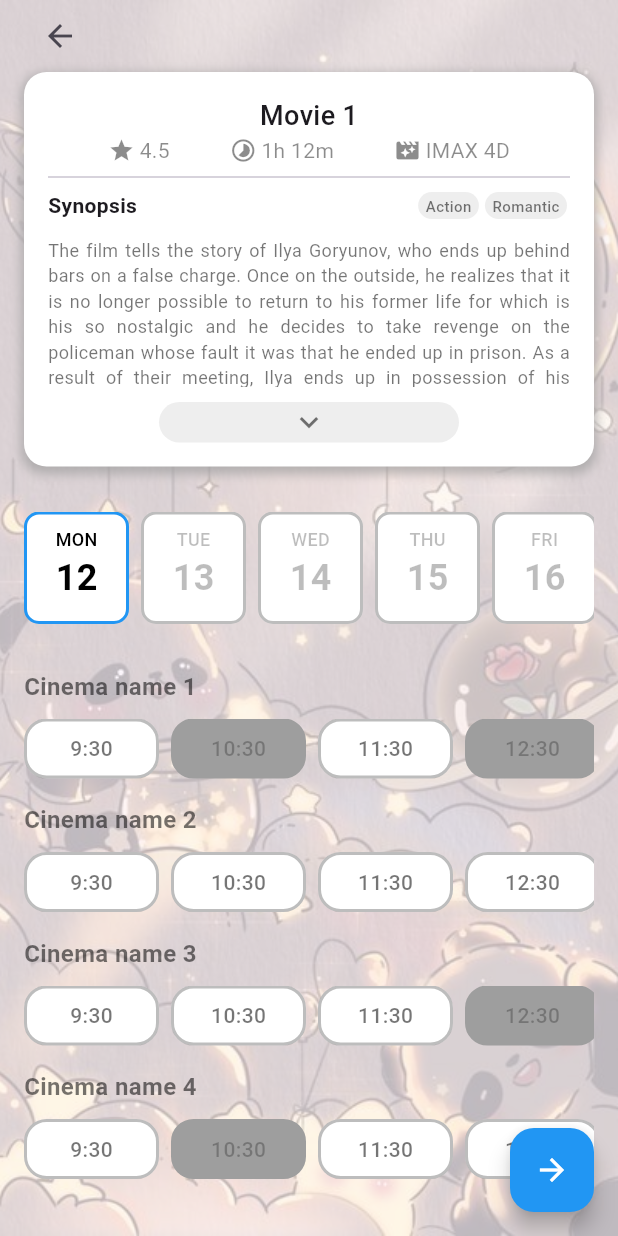
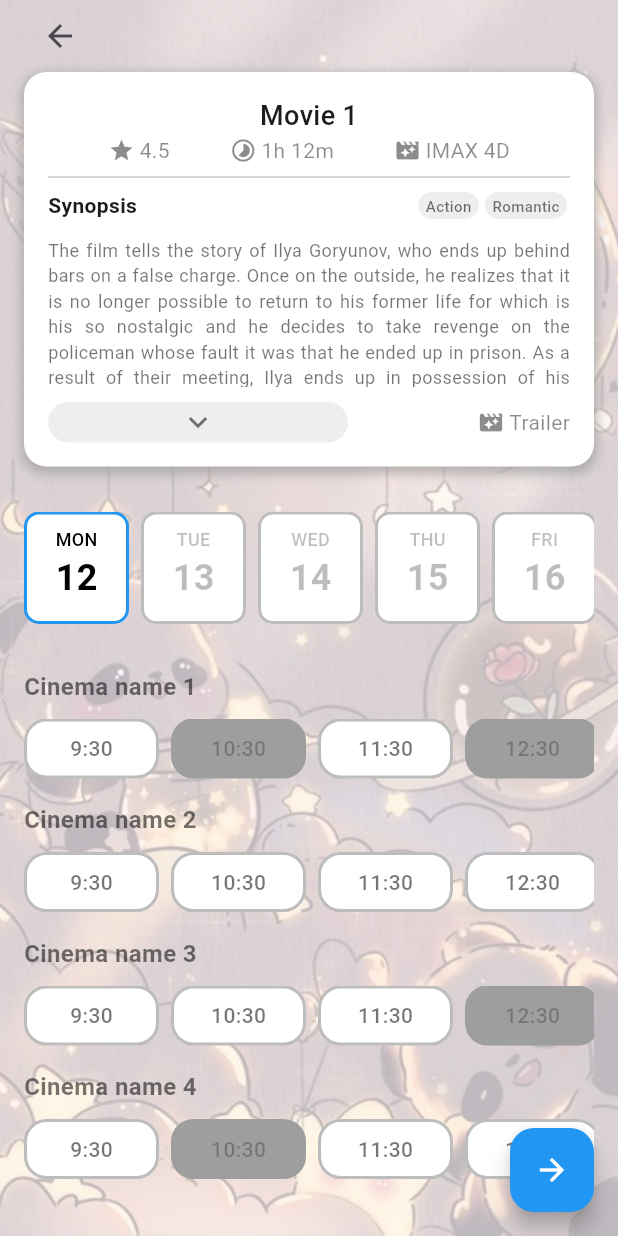
Before and after one commit to NTTVy03/MovieBooking, a Flutter app: the screen it shows once a user with an empty profile is signed in, after a tap on "Movie 1", on a phone screen of 412 x 824 dp. Run offline on Flutter 3.47's test engine with Material 3 defaults, Android fonts, the phone set to English and light mode, and no system bars; our stand-ins replace carousel_slider, firebase_auth, firebase_core, flutter_svg, youtube_player_flutter; missing offline and left inert: book_my_seat, material_text_fields; accounts and stored records are empty.

Commit message:
MoviePage - add trailer

```diff
--- a/lib/data/Globals.dart
+++ b/lib/data/Globals.dart
@@ -34,6 +34,7 @@ class GlobalsData {
       'synopsis':
           "The film tells the story of Ilya Goryunov, who ends up behind bars on a false charge. Once on the outside, he realizes that it is no longer possible to return to his former life for which is his so nostalgic and he decides to take revenge on the policeman whose fault it was that he ended up in prison. As a result of their meeting, Ilya ends up in possession of his enemy's smartphone and through a series of texts gradually takes his place",
       'tag': ['Action', 'Romantic'],
+      'trailer': "https://youtu.be/Yuy029-UlOE?si=1BGCRNkLCSzXTeRW",
     },
     {
       'id': 2,
@@ -45,6 +46,7 @@ class GlobalsData {
       'synopsis':
           "The film tells the story of Ilya Goryunov, who ends up behind bars on a false charge. Once on the outside, he realizes that it is no longer possible to return to his former life for which is his so nostalgic and he decides to take revenge on the policeman whose fault it was that he ended up in prison. As a result of their meeting, Ilya ends up in possession of his enemy's smartphone and through a series of texts gradually takes his place",
       'tag': ['Romantic', 'Adventure'],
+      'trailer': "https://youtu.be/Yuy029-UlOE?si=1BGCRNkLCSzXTeRW",
     },
     {
       'id': 3,
@@ -56,6 +58,7 @@ class GlobalsData {
       'synopsis':
           "The film tells the story of Ilya Goryunov, who ends up behind bars on a false charge. Once on the outside, he realizes that it is no longer possible to return to his former life for which is his so nostalgic and he decides to take revenge on the policeman whose fault it was that he ended up in prison. As a result of their meeting, Ilya ends up in possession of his enemy's smartphone and through a series of texts gradually takes his place",
       'tag': ['Action', 'Adventure'],
+      'trailer': "https://youtu.be/Yuy029-UlOE?si=1BGCRNkLCSzXTeRW",
     },
     {
       'id': 4,
@@ -67,6 +70,7 @@ class GlobalsData {
       'synopsis':
           "The film tells the story of Ilya Goryunov, who ends up behind bars on a false charge. Once on the outside, he realizes that it is no longer possible to return to his former life for which is his so nostalgic and he decides to take revenge on the policeman whose fault it was that he ended up in prison. As a result of their meeting, Ilya ends up in possession of his enemy's smartphone and through a series of texts gradually takes his place",
       'tag': ['Action', 'Romantic'],
+      'trailer': "https://youtu.be/Yuy029-UlOE?si=1BGCRNkLCSzXTeRW",
     },
     {
       'id': 5,
@@ -78,6 +82,7 @@ class GlobalsData {
       'synopsis':
           "The film tells the story of Ilya Goryunov, who ends up behind bars on a false charge. Once on the outside, he realizes that it is no longer possible to return to his former life for which is his so nostalgic and he decides to take revenge on the policeman whose fault it was that he ended up in prison. As a result of their meeting, Ilya ends up in possession of his enemy's smartphone and through a series of texts gradually takes his place",
       'tag': ['Romantic', 'Adventure'],
+      'trailer': "https://youtu.be/Yuy029-UlOE?si=1BGCRNkLCSzXTeRW",
     },
     {
       'id': 6,
@@ -89,6 +94,7 @@ class GlobalsData {
       'synopsis':
           "The film tells the story of Ilya Goryunov, who ends up behind bars on a false charge. Once on the outside, he realizes that it is no longer possible to return to his former life for which is his so nostalgic and he decides to take revenge on the policeman whose fault it was that he ended up in prison. As a result of their meeting, Ilya ends up in possession of his enemy's smartphone and through a series of texts gradually takes his place",
       'tag': ['Action', 'Romantic'],
+      'trailer': "https://youtu.be/Yuy029-UlOE?si=1BGCRNkLCSzXTeRW",
     },
     {
       'id': 7,
@@ -100,6 +106,7 @@ class GlobalsData {
       'synopsis':
           "The film tells the story of Ilya Goryunov, who ends up behind bars on a false charge. Once on the outside, he realizes that it is no longer possible to return to his former life for which is his so nostalgic and he decides to take revenge on the policeman whose fault it was that he ended up in prison. As a result of their meeting, Ilya ends up in possession of his enemy's smartphone and through a series of texts gradually takes his place",
       'tag': ['Action', 'Adventure'],
+      'trailer': "https://youtu.be/Yuy029-UlOE?si=1BGCRNkLCSzXTeRW",
     },
     {
       'id': 8,
@@ -111,6 +118,7 @@ class GlobalsData {
       'synopsis':
           "The film tells the story of Ilya Goryunov, who ends up behind bars on a false charge. Once on the outside, he realizes that it is no longer possible to return to his former life for which is his so nostalgic and he decides to take revenge on the policeman whose fault it was that he ended up in prison. As a result of their meeting, Ilya ends up in possession of his enemy's smartphone and through a series of texts gradually takes his place",
       'tag': ['Romantic', 'Adventure'],
+      'trailer': "https://youtu.be/Yuy029-UlOE?si=1BGCRNkLCSzXTeRW",
     },
     {
       'id': 9,
@@ -122,6 +130,7 @@ class GlobalsData {
       'synopsis':
           "The film tells the story of Ilya Goryunov, who ends up behind bars on a false charge. Once on the outside, he realizes that it is no longer possible to return to his former life for which is his so nostalgic and he decides to take revenge on the policeman whose fault it was that he ended up in prison. As a result of their meeting, Ilya ends up in possession of his enemy's smartphone and through a series of texts gradually takes his place",
       'tag': ['Action', 'Adventure'],
+      'trailer': "https://youtu.be/Yuy029-UlOE?si=1BGCRNkLCSzXTeRW",
     },
     {
       'id': 10,
@@ -133,6 +142,7 @@ class GlobalsData {
       'synopsis':
           "The film tells the story of Ilya Goryunov, who ends up behind bars on a false charge. Once on the outside, he realizes that it is no longer possible to return to his former life for which is his so nostalgic and he decides to take revenge on the policeman whose fault it was that he ended up in prison. As a result of their meeting, Ilya ends up in possession of his enemy's smartphone and through a series of texts gradually takes his place",
       'tag': ['Action', 'Adventure'],
+      'trailer': "https://youtu.be/Yuy029-UlOE?si=1BGCRNkLCSzXTeRW",
     },
     {
       'id': 11,
@@ -143,6 +153,7 @@ class GlobalsData {
       'quality': 'IMAX 2D',
       'synopsis':
           "The film tells the story of Ilya Goryunov, who ends up behind bars on a false charge. Once on the outside, he realizes that it is no longer possible to return to his former life for which is his so nostalgic and he decides to take revenge on the policeman whose fault it was that he ended up in prison. As a result of their meeting, Ilya ends up in possession of his enemy's smartphone and through a series of texts gradually takes his place",
+      'trailer': "https://youtu.be/Yuy029-UlOE?si=1BGCRNkLCSzXTeRW",
       'tag': ['Romantic', 'Adventure'],
     },
     {
@@ -155,6 +166,7 @@ class GlobalsData {
       'synopsis':
           "The film tells the story of Ilya Goryunov, who ends up behind bars on a false charge. Once on the outside, he realizes that it is no longer possible to return to his former life for which is his so nostalgic and he decides to take revenge on the policeman whose fault it was that he ended up in prison. As a result of their meeting, Ilya ends up in possession of his enemy's smartphone and through a series of texts gradually takes his place",
       'tag': ['Action', 'Cute'],
+      'trailer': "https://youtu.be/Yuy029-UlOE?si=1BGCRNkLCSzXTeRW",
     },
     {
       'id': 13,
@@ -166,6 +178,7 @@ class GlobalsData {
       'synopsis':
           "The film tells the story of Ilya Goryunov, who ends up behind bars on a false charge. Once on the outside, he realizes that it is no longer possible to return to his former life for which is his so nostalgic and he decides to take revenge on the policeman whose fault it was that he ended up in prison. As a result of their meeting, Ilya ends up in possession of his enemy's smartphone and through a series of texts gradually takes his place",
       'tag': ['Action', 'Cute'],
+      'trailer': "https://youtu.be/Yuy029-UlOE?si=1BGCRNkLCSzXTeRW",
     },
   ];
   static List<List<SeatState>> seatstate = [
--- a/lib/pages/home.dart
+++ b/lib/pages/home.dart
@@ -19,7 +19,8 @@ class HomePage extends StatelessWidget {
   @override
   Widget build(BuildContext context) {
     return Scaffold(
-      body: SafeArea(
+      body: SingleChildScrollView(
+        child: SafeArea(
           child: Padding(
             padding: const EdgeInsets.all(10.0),
             child: Column(
@@ -67,7 +68,8 @@ class HomePage extends StatelessWidget {
                     reverse: false,
                     autoPlay: true,
                     autoPlayInterval: const Duration(seconds: 3),
-                  autoPlayAnimationDuration: const Duration(milliseconds: 800),
+                    autoPlayAnimationDuration:
+                        const Duration(milliseconds: 800),
                     autoPlayCurve: Curves.fastOutSlowIn,
                     enlargeCenterPage: true,
                     enlargeFactor: 0.3,
@@ -147,7 +149,8 @@ class HomePage extends StatelessWidget {
 
                 // List movies
                 SizedBox(
-                height: 220, // Set the desired height for the ListView.builder
+                  height:
+                      220, // Set the desired height for the ListView.builder
                   child: ListView.builder(
                     scrollDirection: Axis.horizontal,
                     itemCount: listMovies.length,
@@ -173,8 +176,8 @@ class HomePage extends StatelessWidget {
                                 height: 150,
                                 width: 90,
                                 child: ClipRRect(
-                                borderRadius:
-                                    const BorderRadius.all(Radius.circular(10)),
+                                  borderRadius: const BorderRadius.all(
+                                      Radius.circular(10)),
                                   child: Image.asset(
                                     listMovies[index]['img_url'],
                                     fit: BoxFit.fill,
@@ -186,8 +189,8 @@ class HomePage extends StatelessWidget {
                               // title
                               Text(
                                 listMovies[index]['title'],
-                              style:
-                                  const TextStyle(fontWeight: FontWeight.w400),
+                                style: const TextStyle(
+                                    fontWeight: FontWeight.w400),
                               ),
 
                               // duration
@@ -204,6 +207,7 @@ class HomePage extends StatelessWidget {
             ),
           ),
         ),
+      ),
     );
   }
 }
--- a/lib/pages/moviepage.dart
+++ b/lib/pages/moviepage.dart
@@ -3,6 +3,7 @@ import 'package:moviebooking_21120168/components/cinema_schedule.dart';
 import 'package:moviebooking_21120168/components/date.dart';
 import 'package:moviebooking_21120168/components/icon_and_text.dart';
 import 'package:moviebooking_21120168/components/tag.dart';
+import 'package:moviebooking_21120168/components/trailer.dart';
 import 'package:moviebooking_21120168/data/globals.dart';
 import 'package:moviebooking_21120168/pages/seatbooking.dart';
 
@@ -35,8 +36,7 @@ class _MoviePageState extends State<MoviePage> {
 
   @override
   Widget build(BuildContext context) {
-    return SafeArea(
-      child: Scaffold(
+    return Scaffold(
       // BOTTOM RIGHT ARROW BUTTON
       floatingActionButton: FloatingActionButton(
         onPressed: () {
@@ -61,7 +61,8 @@ class _MoviePageState extends State<MoviePage> {
         ),
       ),
       floatingActionButtonLocation: FloatingActionButtonLocation.endFloat,
-        body: Container(
+      body: SafeArea(
+        child: Container(
           // SET Background
           decoration: BoxDecoration(
             image: DecorationImage(
@@ -180,17 +181,22 @@ class _MoviePageState extends State<MoviePage> {
 
                       const SizedBox(height: 10),
                       // Read more
+                      Row(
+                        mainAxisAlignment: MainAxisAlignment.spaceBetween,
+                        children: [
                           GestureDetector(
                             onTap: () {},
                             child: Container(
                               width: 200,
                               decoration: BoxDecoration(
-                            color: Colors.grey[200], // Set the background color
+                                color: Colors
+                                    .grey[200], // Set the background color
                                 borderRadius: BorderRadius.circular(
                                     20.0), // Adjust the border radius as needed
                               ),
                               padding: const EdgeInsets.symmetric(
-                              vertical: 1.0), // Adjust the padding as needed
+                                  vertical:
+                                      1.0), // Adjust the padding as needed
 
                               child: const Icon(
                                 Icons.keyboard_arrow_down,
@@ -198,6 +204,24 @@ class _MoviePageState extends State<MoviePage> {
                                 color: Colors.black54,
                               ),
                             ),
+                          ),
+
+                          // Trailer button
+                          GestureDetector(
+                            onTap: () {
+                              showDialog(
+                                context: context,
+                                builder: (BuildContext context) => TrailerPopup(
+                                  trailerURL: movieInfo['trailer'],
+                                ),
+                              );
+                            },
+                            child: const IconAndText(
+                              icon: Icons.movie_filter,
+                              text: "Trailer",
+                            ),
+                          ),
+                        ],
                       ),
                     ],
                   ),
--- a/lib/pages/seatbooking.dart
+++ b/lib/pages/seatbooking.dart
@@ -42,8 +42,7 @@ class _SeatBookingPageState extends State<SeatBookingPage> {
 
   @override
   Widget build(BuildContext context) {
-    return SafeArea(
-      child: Scaffold(
+    return Scaffold(
       floatingActionButton: FloatingActionButton(
         onPressed: () {
           Navigator.push(
@@ -60,7 +59,8 @@ class _SeatBookingPageState extends State<SeatBookingPage> {
         ),
       ),
       floatingActionButtonLocation: FloatingActionButtonLocation.endFloat,
-        body: Container(
+      body: SafeArea(
+        child: Container(
           decoration: BoxDecoration(
             image: DecorationImage(
               opacity: 0.3,
--- a/pubspec.yaml
+++ b/pubspec.yaml
@@ -45,6 +45,7 @@ dependencies:
   book_my_seat: ^1.0.1
   carousel_slider: ^4.2.1
   flutter_svg: ^1.1.6
+  youtube_player_flutter: ^8.1.2
 
 dev_dependencies:
   flutter_test:
```
Also changed, not shown: lib/components/trailer.dart (added, +45 -0 lines), lib/main.dart (+3 -7 lines), lib/pages/allmovie.dart (+5 -3 lines), lib/pages/confirm_ticket_booking.dart (+69 -5 lines), pubspec.lock. Lines whose indentation alone changed are shown as unchanged.
